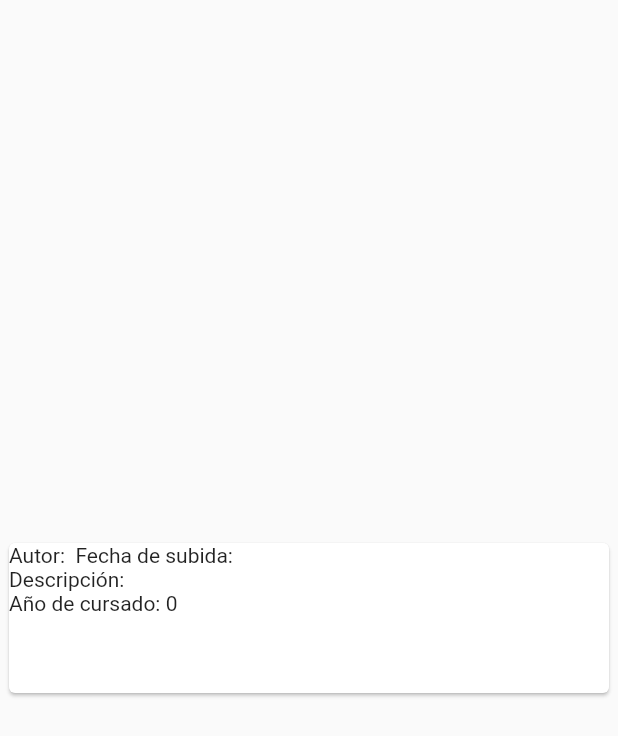
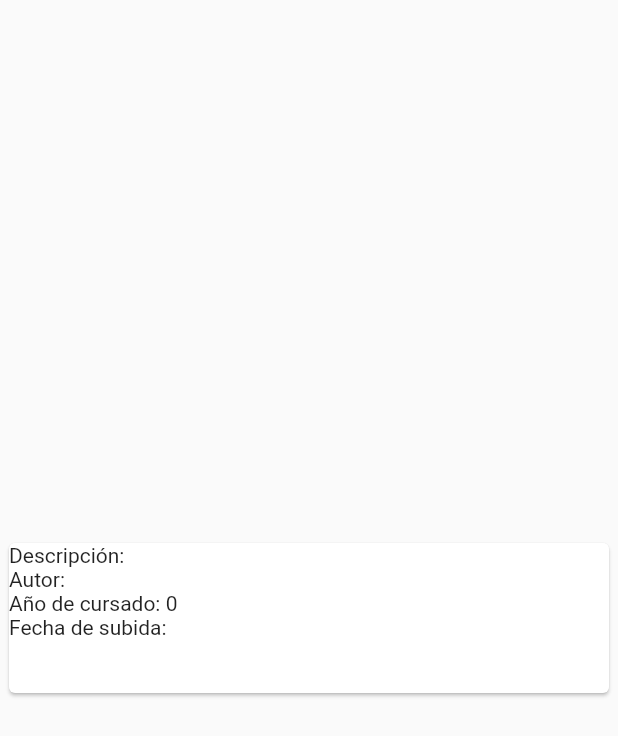
Before and after one commit to nicolasvalde/resumenes, a Flutter app: the ResumenCard widget shown alone on an empty page, opened directly with empty values, on a phone screen of 412 x 824 dp. Shown: the top 736 px of the screen. Run offline on Flutter 3.47's test engine with Material 2 defaults, Android fonts, the phone set to English and light mode, and no system bars; our stand-ins replace getflutter.

Commit message:
Cambios menores

```diff
--- a/lib/src/models/resumen_model.dart
+++ b/lib/src/models/resumen_model.dart
@@ -14,6 +14,7 @@ class Resumenes {
 
 class Resumen {
   String id;
+  String autor;
   String universidad;
   String carrera;
   String materia;
@@ -23,6 +24,7 @@ class Resumen {
 
   Resumen(
       {this.id,
+      this.autor,
       this.universidad,
       this.carrera,
       this.materia,
@@ -31,10 +33,11 @@ class Resumen {
       this.yearCursado});
 
   Resumen.fromJsonMap(Map<String, dynamic> json) {
-    id = json['id'];
+    id          = json['id'];
+    autor       = json['autor'];
     universidad = json['universidad'];
-    carrera = json['carrera'];
-    materia = json['materia'];
+    carrera     = json['carrera'];
+    materia     = json['materia'];
     fechaSubida = json['fechaSubida'];
     descripcion = json['descripcion'];
     yearCursado = json['yearCursado'];
--- a/lib/src/widgets/ResumenCard.dart
+++ b/lib/src/widgets/ResumenCard.dart
@@ -24,15 +24,23 @@ class ResumenCard extends StatelessWidget {
               children: <Widget>[
                 Row(
                   children: <Widget>[
-                    Text('Autor: ${resumen.materia} '),
-                    Text('Fecha de subida: ${resumen.fechaSubida}')
+                    Text('Descripción: ${resumen.descripcion}')
                   ],
                 ),
                 Row(
-                  children: <Widget>[Text('Descripción: ${resumen.descripcion}')],
+                  children: <Widget>[
+                    Text('Autor: ${resumen.autor} '),
+                  ],
                 ),
                 Row(
-                  children: <Widget>[Text('Año de cursado: ${resumen.yearCursado}')],
+                  children: <Widget>[
+                    Text('Año de cursado: ${resumen.yearCursado}')
+                  ],
+                ),
+                Row(
+                  children: <Widget>[
+                    Text('Fecha de subida: ${resumen.fechaSubida}')
+                  ],
                 )
               ],
             ),
```
